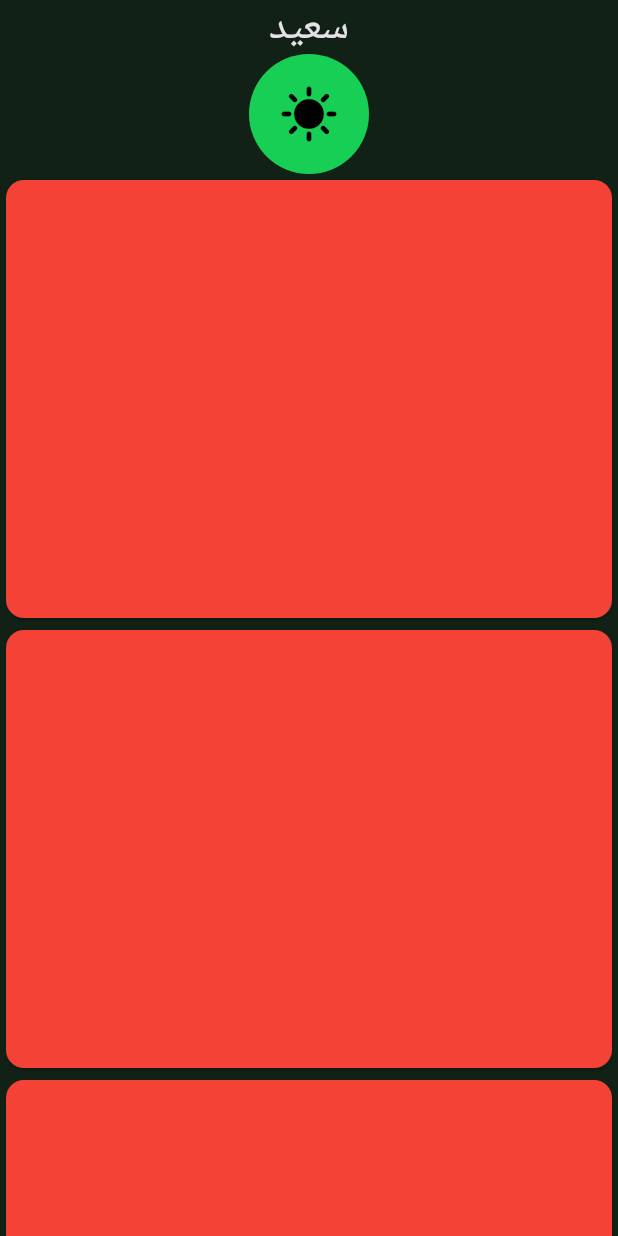
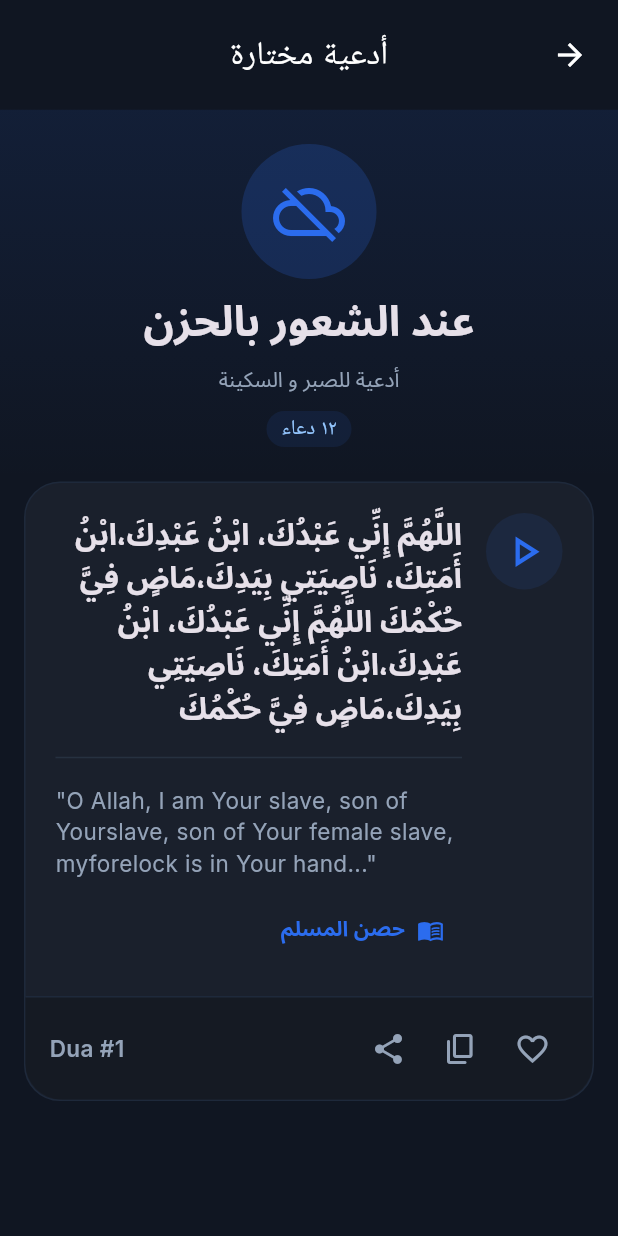
Before and after one commit to 3DPixels/project_azkar, a Flutter app: the screen it shows after launch, after a tap on "عرض الكل", after a tap on the "sunny" icon, on a phone screen of 412 x 824 dp. Run offline on Flutter 3.47's test engine with Material 3 defaults, Android fonts, the phone set to English and light mode, and no system bars; our stand-ins replace equatable, flutter_bloc, google_fonts, shared_preferences.

Commit message:
- Refactored `TimeRemaining` widget to calculate duration dynamically from a `targetTime` and added Arabic number formatting. - Redesigned `MoodDetails` page with a new header layout, gradients, and integrated prayer cards. - Moved `MoodDetails` and related components to a new `lib/pages/mood_prayers/` directory. - Created `MoodPrayerCard` widget to display prayer text, translations, and action buttons for playback and sharing. - Updated `MoodContainer` to include custom transition colors for the `OpenContainer` animation. - Added color hex references and opacity utility guides to `app_colors.dart`. - Disabled the debug banner in `main.dart`.

```diff
--- a/lib/main.dart
+++ b/lib/main.dart
@@ -30,6 +30,7 @@ class MyApp extends StatelessWidget {
       child: BlocBuilder<SettingsCubit, SettingsState>(
         builder: (context, state) {
           return MaterialApp(
+            debugShowCheckedModeBanner: false,
             title: 'Azkar App',
             locale: Locale('ar'),
             localizationsDelegates: AppLocalizations.localizationsDelegates,
--- a/lib/pages/home/summary_card.dart
+++ b/lib/pages/home/summary_card.dart
@@ -73,7 +73,9 @@ class _SummaryCardState extends State<SummaryCard> {
                   ),
                 ],
               ),
-              TimeRemaining(),
+              TimeRemaining(
+                targetTime: DateTime.now().add(Duration(hours: 1, minutes: 3)),
+              ),
             ],
           ),
           // Second row
--- a/lib/pages/home/widgets/mood_container.dart
+++ b/lib/pages/home/widgets/mood_container.dart
@@ -1,7 +1,7 @@
 import 'package:animations/animations.dart';
 import 'package:flutter/material.dart';
 
-import '../../mood_details.dart';
+import '../../mood_prayers/mood_details.dart';
 
 class MoodContainer extends StatelessWidget {
   final String title;
@@ -31,8 +31,8 @@ class MoodContainer extends StatelessWidget {
         OpenContainer(
           transitionDuration: const Duration(milliseconds: 500),
           closedColor: _effectiveBackgroundColor,
-          // middleColor: Theme.of(context).scaffoldBackgroundColor,
-          // openColor: Theme.of(context).scaffoldBackgroundColor,
+          middleColor: Theme.of(context).scaffoldBackgroundColor,
+          openColor: Theme.of(context).scaffoldBackgroundColor,
           tappable: false,
           closedShape: const RoundedRectangleBorder(
             borderRadius: BorderRadius.all(Radius.circular(12.0)),
--- a/lib/pages/home/widgets/time_remaining.dart
+++ b/lib/pages/home/widgets/time_remaining.dart
@@ -1,50 +1,81 @@
-import 'package:flutter/material.dart';
 import 'dart:async';
 
+import 'package:flutter/material.dart';
+import 'package:intl/intl.dart';
+
 class TimeRemaining extends StatefulWidget {
-  const TimeRemaining({super.key});
+  final DateTime? targetTime;
+
+  const TimeRemaining({super.key, this.targetTime});
 
   @override
   State<TimeRemaining> createState() => _TimeRemainingState();
 }
 
 class _TimeRemainingState extends State<TimeRemaining> {
-  late Timer _timer;
-  // Initial duration: 1 hour and 3 minutes
-  Duration _duration = const Duration(hours: 1, minutes: 3);
+  Timer? _timer;
+  Duration _duration = Duration.zero;
+
+  static final NumberFormat _arabicTwoDigits = NumberFormat("00", "ar_EG");
 
   @override
   void initState() {
     super.initState();
-    _startTimer();
+    _updateDuration();
+    if (widget.targetTime != null) {
+      _startTimer();
+    }
+  }
+
+  // 1. Listens for when the API finally passes data to the widget
+  @override
+  void didUpdateWidget(TimeRemaining oldWidget) {
+    super.didUpdateWidget(oldWidget);
+    if (widget.targetTime != oldWidget.targetTime) {
+      _updateDuration();
+      // If we just got a valid time and no timer is running, start it
+      if (widget.targetTime != null && _timer == null) {
+        _startTimer();
+      }
+    }
+  }
+
+  void _updateDuration() {
+    // Handle the null case explicitly
+    if (widget.targetTime == null) {
+      _duration = Duration.zero;
+      return;
+    }
+
+    final now = DateTime.now();
+    if (widget.targetTime!.isAfter(now)) {
+      _duration = widget.targetTime!.difference(now);
+    } else {
+      _duration = Duration.zero;
+      _timer?.cancel();
+    }
   }
 
   void _startTimer() {
     _timer = Timer.periodic(const Duration(seconds: 1), (timer) {
       setState(() {
-        final seconds = _duration.inSeconds - 1;
-        if (seconds < 0) {
-          _timer.cancel();
-        } else {
-          _duration = Duration(seconds: seconds);
-        }
+        _updateDuration();
       });
     });
   }
 
   @override
   void dispose() {
-    _timer.cancel();
+    _timer?.cancel();
     super.dispose();
   }
 
-  String _formatDuration(Duration duration) {
-    String twoDigits(int n) => n.toString().padLeft(2, "0");
-    String hours = twoDigits(duration.inHours);
-    String minutes = twoDigits(duration.inMinutes.remainder(60));
-    String seconds = twoDigits(duration.inSeconds.remainder(60));
-    // If duration is 0 or less, show 00:00:00
-    if (duration.inSeconds <= 0) return "00:00:00";
+  String _formatDurationToArabic(Duration duration) {
+    if (duration.inSeconds <= 0) return "٠٠:٠٠:٠٠";
+
+    String hours = _arabicTwoDigits.format(duration.inHours);
+    String minutes = _arabicTwoDigits.format(duration.inMinutes.remainder(60));
+    String seconds = _arabicTwoDigits.format(duration.inSeconds.remainder(60));
 
     return "$hours:$minutes:$seconds";
   }
@@ -52,7 +83,9 @@ class _TimeRemainingState extends State<TimeRemaining> {
   @override
   Widget build(BuildContext context) {
     return Container(
-      padding: EdgeInsets.all(10),
+      width: 90,
+      height: 70,
+      alignment: Alignment.center,
       decoration: BoxDecoration(
         borderRadius: BorderRadius.circular(16),
         color: Colors.white.withValues(alpha: 0.1),
@@ -60,6 +93,8 @@ class _TimeRemainingState extends State<TimeRemaining> {
       ),
       child: Column(
         spacing: 5,
+        // Ensures the column only takes up as much space as it needs
+        mainAxisSize: MainAxisSize.min,
         children: [
           Text(
             'باقي على الأذان',
@@ -68,7 +103,9 @@ class _TimeRemainingState extends State<TimeRemaining> {
             ).textTheme.bodySmall?.copyWith(color: Colors.white54),
           ),
           Text(
-            _formatDuration(_duration),
+            widget.targetTime == null
+                ? "--:--:--"
+                : _formatDurationToArabic(_duration),
             style: Theme.of(context).textTheme.titleLarge,
           ),
         ],
--- a/lib/pages/mood_details.dart
+++ /dev/null
@@ -1,54 +0,0 @@
-import 'package:flutter/material.dart';
-
-class MoodDetails extends StatelessWidget {
-  const MoodDetails({super.key});
-
-  @override
-  Widget build(BuildContext context) {
-    return Scaffold(
-      body: SingleChildScrollView(
-        child: Column(
-          children: [
-            Text('سعيد', style: Theme.of(context).textTheme.headlineMedium),
-            CircleAvatar(radius: 40, child: Icon(Icons.sunny, size: 40)),
-            SizedBox(
-              width: double.infinity,
-              height: 300,
-              child: Card(color: Colors.red),
-            ),
-            SizedBox(
-              width: double.infinity,
-              height: 300,
-              child: Card(color: Colors.red),
-            ),
-            SizedBox(
-              width: double.infinity,
-              height: 300,
-              child: Card(color: Colors.red),
-            ),
-            SizedBox(
-              width: double.infinity,
-              height: 300,
-              child: Card(color: Colors.red),
-            ),
-            SizedBox(
-              width: double.infinity,
-              height: 300,
-              child: Card(color: Colors.red),
-            ),
-            SizedBox(
-              width: double.infinity,
-              height: 300,
-              child: Card(color: Colors.red),
-            ),
-            SizedBox(
-              width: double.infinity,
-              height: 300,
-              child: Card(color: Colors.red),
-            ),
-          ],
-        ),
-      ),
-    );
-  }
-}
--- /dev/null
+++ b/lib/pages/mood_prayers/mood_details.dart
@@ -0,0 +1,90 @@
+import 'package:flutter/material.dart';
+import 'package:google_fonts/google_fonts.dart';
+import 'package:project_azkar/pages/mood_prayers/widgets/mood_prayer_card.dart';
+import 'package:project_azkar/utils/formatters.dart';
+
+class MoodDetails extends StatelessWidget {
+  const MoodDetails({super.key});
+
+  @override
+  Widget build(BuildContext context) {
+    return Scaffold(
+      backgroundColor: Color(0xFF101622),
+      appBar: AppBar(
+        backgroundColor: Color(0xF2101622),
+        centerTitle: true,
+        title: Text('أدعية مختارة'),
+        toolbarHeight: 73,
+        leadingWidth: 64,
+      ),
+      body: SingleChildScrollView(
+        child: Column(
+          children: [
+            // Title
+            Container(
+              height: 248,
+              width: double.infinity,
+              decoration: BoxDecoration(
+                gradient: LinearGradient(
+                  begin: AlignmentGeometry.topCenter,
+                  end: AlignmentGeometry.bottomCenter,
+                  colors: [
+                    Color(0xFF2B6CEE).withValues(alpha: 0.10),
+                    Color(0xFF2B6CEE).withValues(alpha: 0.00),
+                  ],
+                  stops: const [0.0, 1.0],
+                ),
+              ),
+              child: Column(
+                mainAxisAlignment: MainAxisAlignment.center,
+                spacing: 12,
+                children: [
+                  CircleAvatar(
+                    radius: 45,
+                    backgroundColor: Color(0xFF2B6CEE).withValues(alpha: .2),
+                    foregroundColor: Color(0xFF2B6CEE),
+                    child: Icon(Icons.cloud_off, size: 48),
+                  ),
+                  // SizedBox(height: 10),
+                  Text(
+                    'عند الشعور بالحزن',
+                    style: Theme.of(context).textTheme.headlineLarge?.copyWith(
+                      fontFamily: GoogleFonts.notoSansArabic().fontFamily,
+                      fontWeight: FontWeight.bold,
+                      fontSize: 28,
+                    ),
+                  ),
+                  // SizedBox(height: 10),
+                  Text(
+                    'أدعية للصبر و السكينة',
+                    style: Theme.of(context).textTheme.headlineLarge?.copyWith(
+                      fontFamily: GoogleFonts.notoSansArabic().fontFamily,
+                      fontSize: 14,
+                      color: Color(0xFF94A3B8),
+                    ),
+                  ),
+                  Container(
+                    decoration: BoxDecoration(
+                      color: Color(0xFF2B6CEE).withValues(alpha: 0.10),
+                      borderRadius: BorderRadius.circular(20),
+                    ),
+                    padding: EdgeInsets.symmetric(vertical: 2, horizontal: 10),
+                    child: Text(
+                      '${12.toArabic()} دعاء',
+                      style: TextStyle(color: Color(0xFF93C5FD), fontSize: 14),
+                    ),
+                  ),
+                ],
+              ),
+            ),
+            // Body
+            Padding(
+              padding: const EdgeInsets.symmetric(horizontal: 16.0),
+              child: Column(spacing: 16, children: [MoodPrayerCard()]),
+            ),
+          ],
+        ),
+      ),
+    );
+  }
+}
--- /dev/null
+++ b/lib/pages/mood_prayers/widgets/mood_prayer_card.dart
@@ -0,0 +1,129 @@
+import 'package:flutter/material.dart';
+import 'package:google_fonts/google_fonts.dart';
+
+class MoodPrayerCard extends StatefulWidget {
+  const MoodPrayerCard({super.key});
+
+  @override
+  State<MoodPrayerCard> createState() => _MoodPrayerCardState();
+}
+
+class _MoodPrayerCardState extends State<MoodPrayerCard> {
+  bool playing = false;
+
+  @override
+  Widget build(BuildContext context) {
+    return Container(
+      decoration: BoxDecoration(
+        borderRadius: BorderRadius.circular(24),
+        border: BoxBorder.all(color: Color(0xFF1E293B)),
+        color: Color(0xFF1A202C),
+      ),
+      child: Column(
+        children: [
+          Padding(
+            padding: const EdgeInsets.all(20.0),
+            child: Row(
+              spacing: 16,
+              crossAxisAlignment: CrossAxisAlignment.start,
+              children: [
+                IconButton.filled(
+                  onPressed: () {
+                    setState(() {
+                      playing = !playing;
+                    });
+                  },
+                  iconSize: 35,
+                  style: IconButton.styleFrom(
+                    backgroundColor: const Color(
+                      0xFF2B6CEE,
+                    ).withValues(alpha: .1),
+                    foregroundColor: const Color(0xFF2B6CEE),
+                  ),
+                  icon: Icon(playing ? Icons.pause : Icons.play_arrow_outlined),
+                ),
+                Expanded(
+                  child: Column(
+                    crossAxisAlignment: CrossAxisAlignment.start,
+                    spacing: 10,
+                    children: [
+                      Text(
+                        'اللَّهُمَّ إِنِّي عَبْدُكَ، ابْنُ عَبْدِكَ،ابْنُ أَمَتِكَ، نَاصِيَتِي بِيَدِكَ،مَاضٍ فِيَّ حُكْمُكَ اللَّهُمَّ إِنِّي عَبْدُكَ، ابْنُ عَبْدِكَ،ابْنُ أَمَتِكَ، نَاصِيَتِي بِيَدِكَ،مَاضٍ فِيَّ حُكْمُكَ',
+                        style: GoogleFonts.notoSansArabic(
+                          fontWeight: FontWeight.bold,
+                          fontSize: 20,
+                        ),
+                      ),
+                      Divider(
+                        thickness: 1,
+                        color: Color(0xFF334155).withValues(alpha: .5),
+                      ),
+                      Text(
+                        '"O Allah, I am Your slave, son of Yourslave, son of Your female slave, myforelock is in Your hand..."',
+                        textDirection: TextDirection.ltr,
+                        style: GoogleFonts.inter(
+                          color: Color(0xFF94A3B8),
+                          fontSize: 15,
+                        ),
+                      ),
+                      TextButton.icon(
+                        onPressed: () {},
+                        style: TextButton.styleFrom(
+                          foregroundColor: const Color(0xFF2B6CEE),
+                          textStyle: GoogleFonts.notoSansArabic(
+                            fontWeight: FontWeight.bold,
+                          ),
+                        ),
+                        label: Text('حصن المسلم'),
+                        icon: Icon(Icons.menu_book_outlined),
+                      ),
+                    ],
+                  ),
+                ),
+              ],
+            ),
+          ),
+          SizedBox(),
+          Container(
+            decoration: BoxDecoration(
+              borderRadius: BorderRadius.vertical(bottom: Radius.circular(24)),
+              border: BorderDirectional(
+                top: BorderSide(color: Color(0xFF1E293B)),
+              ),
+              color: Color(0xFF151A23),
+            ),
+            padding: EdgeInsets.symmetric(vertical: 10, horizontal: 16),
+            child: Row(
+              children: [
+                IconButton(
+                  onPressed: () {},
+                  icon: Icon(Icons.favorite_border),
+                  color: Color(0xFF94A3B8),
+                ),
+                IconButton(
+                  onPressed: () {},
+                  icon: Icon(Icons.copy_rounded),
+                  color: Color(0xFF94A3B8),
+                ),
+                IconButton(
+                  onPressed: () {},
+                  icon: Icon(Icons.share),
+                  color: Color(0xFF94A3B8),
+                ),
+                Spacer(),
+                Text(
+                  'Dua #1',
+                  style: GoogleFonts.inter(
+                    color: Color(0xFF94A3B8),
+                    fontWeight: FontWeight.w600,
+                    fontSize: 15,
+                  ),
+                ),
+              ],
+            ),
+          ),
+        ],
+      ),
+    );
+  }
+}
```
Also changed, not shown: lib/utils/app_colors.dart (+20 -0 lines).
